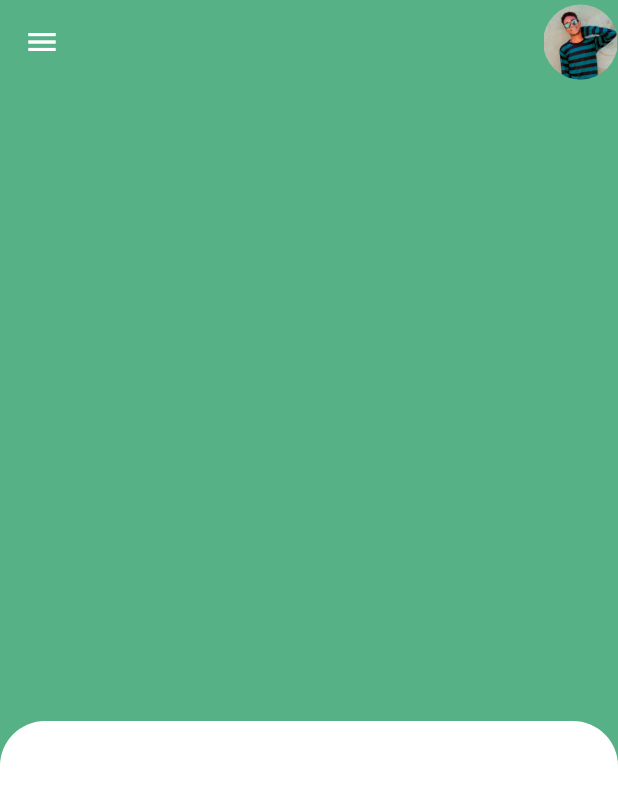
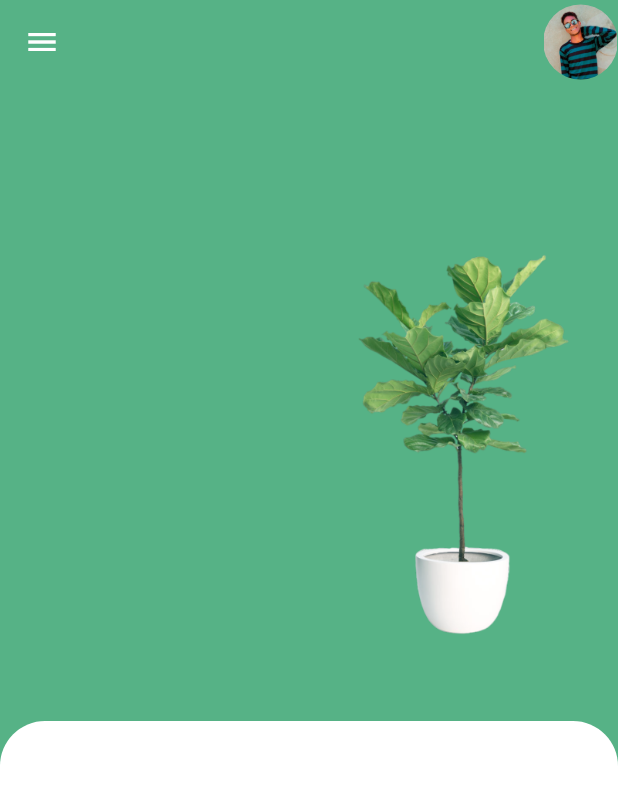
Before and after one commit to 3li-3bdullah/Ficus, a Flutter app: the screen it shows after launch, on a phone screen of 412 x 824 dp. Shown: the top 803 px of the screen. Run offline on Flutter 3.47's test engine with Material 2 defaults, Android fonts, the phone set to English and light mode, and no system bars.

Commit message:
Replaced the right

```diff
--- a/plant_app/lib/screen/home.dart
+++ b/plant_app/lib/screen/home.dart
@@ -67,7 +67,7 @@ class _HomeState extends State<Home> {
         ),
         Positioned(
             top: width / 4,
-            right: - width / 2,
+            left:  width / 2,
             child: Container(
               height: width / 1.5,
               width: width / 2,
```
